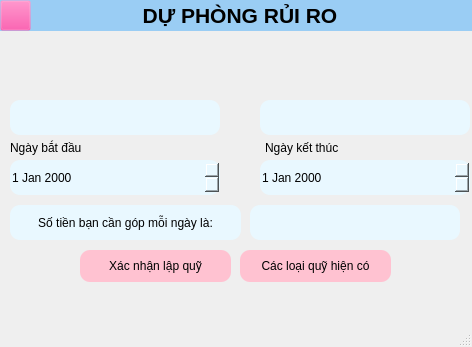
First picture: the form in Muc_tieu_tai_chinh_DuPhongRuiRo.ui, repository tunvy313/KTLT, before the edit.
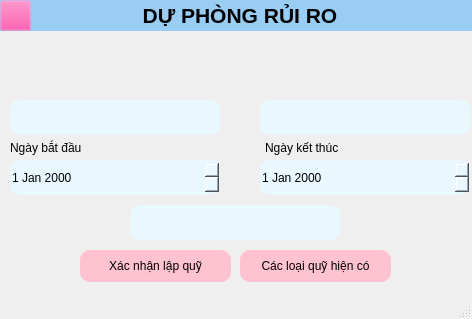
Second picture: the form after the edit. Icons and pictures are not drawn.

```diff
--- a/Muc_tieu_tai_chinh_DuPhongRuiRo.ui
+++ b/Muc_tieu_tai_chinh_DuPhongRuiRo.ui
@@ -7,7 +7,7 @@
     <x>0</x>
     <y>0</y>
     <width>472</width>
-    <height>347</height>
+    <height>319</height>
    </rect>
   </property>
   <property name="windowTitle">
@@ -89,7 +89,7 @@
    <widget class="QLineEdit" name="txtSoTienCanGop">
     <property name="geometry">
      <rect>
-      <x>250</x>
+      <x>130</x>
       <y>205</y>
       <width>210</width>
       <height>35</height>
@@ -148,27 +148,6 @@
 background-color: #e9f8ff</string>
     </property>
    </widget>
-   <widget class="QPushButton" name="btnTinhTien">
-    <property name="geometry">
-     <rect>
-      <x>10</x>
-      <y>205</y>
-      <width>231</width>
-      <height>35</height>
-     </rect>
-    </property>
-    <property name="styleSheet">
-     <string notr="true">background-color:#e9f8ff;
-border-radius:10px</string>
-    </property>
-    <property name="text">
-     <string>Số tiền bạn cần góp mỗi ngày là:</string>
-    </property>
-    <property name="icon">
-     <iconset>
-      <normaloff>../ic_calculator.png</normaloff>../ic_calculator.png</iconset>
-    </property>
-   </widget>
    <widget class="QLabel" name="label">
     <property name="geometry">
      <rect>
```
